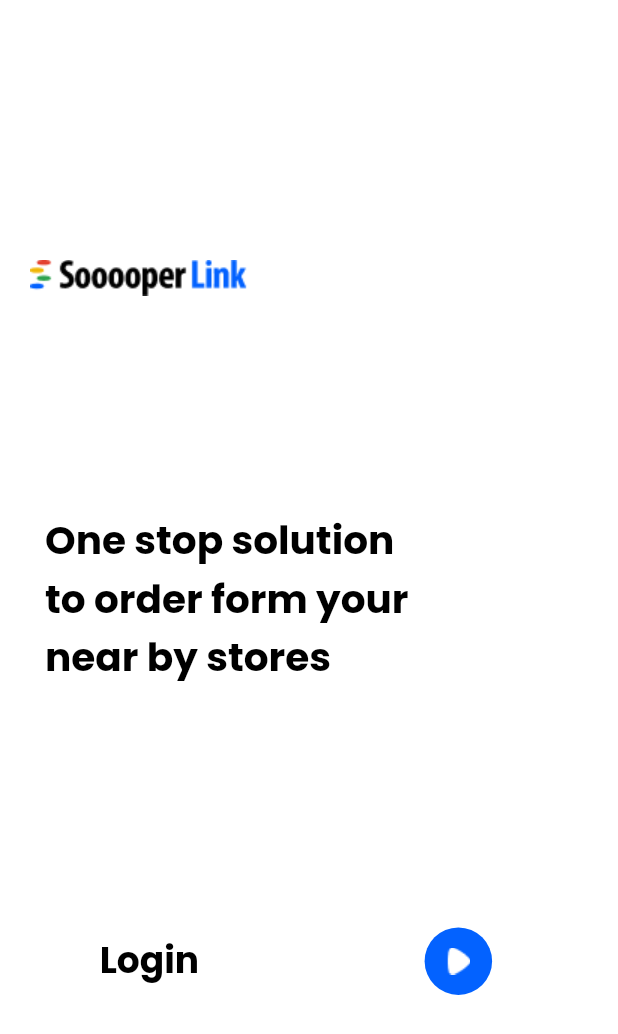
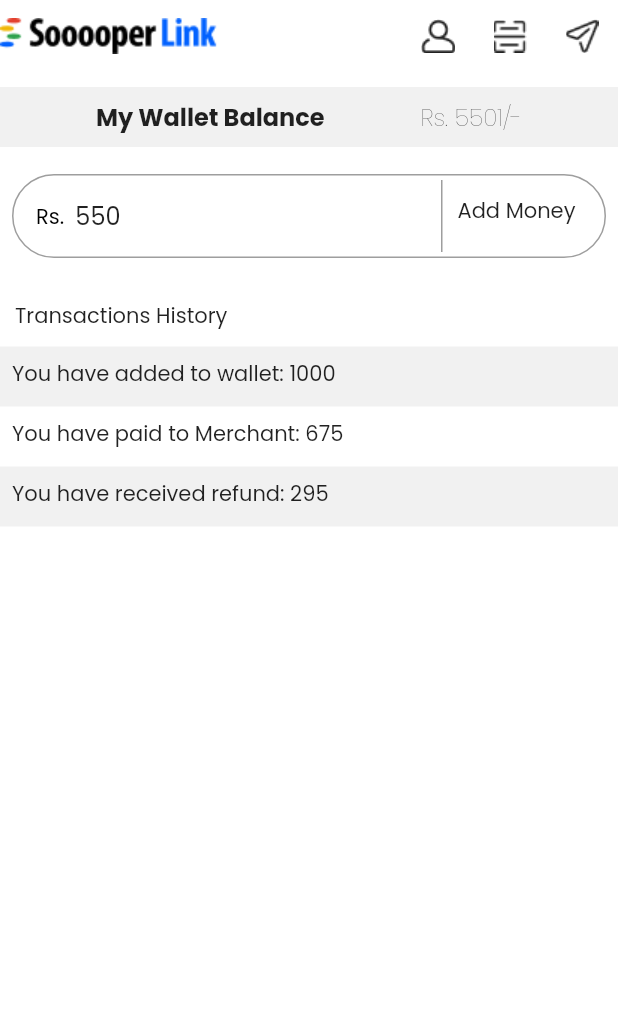
Before and after one commit to pranavo72bex/resturant, a Flutter app: the screen it shows after launch, on a phone screen of 412 x 824 dp. Shown: the top 1034 px of the screen. Run offline on Flutter 3.47's test engine with Material 2 defaults, Android fonts, the phone set to English and light mode, and no system bars; our stand-ins replace get, google_fonts.

Commit message:
wallet page

```diff
--- a/lib/app/data/themedata/conts.dart
+++ b/lib/app/data/themedata/conts.dart
@@ -32,3 +32,4 @@ const Kblue = Color(0xFFF0362FF);
 const Kfadedblue = Color(0xFFFDFEBFF);
 const kwhite = Color(0xFFFFFF);
 const kgreytab = Color(0xFFFF1F1F1);
+const kgreybackground = Color(0xFFFF1F1F1);
--- a/lib/app/modules/feeds/views/widgets/verticalsliderimage.dart
+++ b/lib/app/modules/feeds/views/widgets/verticalsliderimage.dart
@@ -28,13 +28,13 @@ class VerticalSliderImage extends StatelessWidget {
           child: ClipRRect(
             child: BackdropFilter(
               filter: ImageFilter.blur(
-                sigmaX: 10.0,
-                sigmaY: 10.0,
+                sigmaX: 8.0,
+                sigmaY: 8.0,
               ),
               child: Container(
                 height: 41,
                 width: 333,
-                color: Colors.black.withOpacity(0.1),
+                color: Colors.black.withOpacity(0.5),
                 child: Row(
                   mainAxisAlignment: MainAxisAlignment.spaceEvenly,
                   children: [
--- /dev/null
+++ b/lib/app/modules/my_wallet/view/my_walletpage.dart
@@ -0,0 +1,48 @@
+import 'package:flutter/material.dart';
+import 'package:flutter/services.dart';
+import 'package:restaurantsapp/app/data/themedata/commonwidgets/customappbar.dart';
+import 'package:restaurantsapp/app/data/themedata/conts.dart';
+import 'package:restaurantsapp/app/modules/my_wallet/view/widgets/inputtextfield.dart';
+import 'package:restaurantsapp/app/modules/my_wallet/view/widgets/textheader.dart';
+
+class MywalletPage extends StatelessWidget {
+  const MywalletPage({Key? key}) : super(key: key);
+
+  @override
+  Widget build(BuildContext context) {
+    return Scaffold(
+      body: SafeArea(
+        child: Column(
+          crossAxisAlignment: CrossAxisAlignment.start,
+          children: [
+            CustomeAppbar(),
+            SizedBox(height: 10),
+            Textheaderpage(),
+            SizedBox(height: 10),
+            InputTextfieldmoney(),
+            SizedBox(height: 10),
+            Padding(
+              padding: const EdgeInsets.all(10.0),
+              child: Text("Transactions History"),
+            ),
+            customContainerText(
+                "You have added to wallet: 1000", kgreybackground),
+            customContainerText("You have paid to Merchant: 675", kwhite),
+            customContainerText(
+                "You have received refund: 295", kgreybackground)
+          ],
+        ),
+      ),
+    );
+  }
+
+  Widget customContainerText(String text, dynamic color) {
+    return Container(
+      padding: EdgeInsets.all(8),
+      height: 40,
+      width: double.infinity,
+      color: color,
+      child: Text(text),
+    );
+  }
+}
--- /dev/null
+++ b/lib/app/modules/my_wallet/view/widgets/inputtextfield.dart
@@ -0,0 +1,44 @@
+import 'package:flutter/material.dart';
+import 'package:restaurantsapp/app/data/themedata/conts.dart';
+
+class InputTextfieldmoney extends StatelessWidget {
+  const InputTextfieldmoney({Key? key}) : super(key: key);
+
+  @override
+  Widget build(BuildContext context) {
+    return Padding(
+      padding: const EdgeInsets.all(8.0),
+      child: TextFormField(
+        keyboardType: TextInputType.number,
+        initialValue: "550",
+        decoration: InputDecoration(
+          prefixText: "Rs.  ",
+          prefixStyle: TextStyle(color: Kblack),
+          hintText: "Amount",
+          hintStyle: TextStyle(
+            color: Colors.grey[300],
+          ),
+          suffixIcon: customButtonarrow(),
+        ),
+      ),
+    );
+  }
+
+  Widget customButtonarrow() {
+    return InkWell(
+      onTap: () {},
+      child: Container(
+        padding: EdgeInsets.all(10),
+        margin: EdgeInsets.only(right: 10),
+        height: 15,
+        width: 100,
+        decoration: BoxDecoration(
+          border: Border(
+            left: BorderSide(width: 1.0, color: Colors.grey),
+          ),
+        ),
+        child: Text("Add Money"),
+      ),
+    );
+  }
+}
--- /dev/null
+++ b/lib/app/modules/my_wallet/view/widgets/textheader.dart
@@ -0,0 +1,28 @@
+import 'package:flutter/material.dart';
+import 'package:restaurantsapp/app/data/themedata/conts.dart';
+
+class Textheaderpage extends StatelessWidget {
+  const Textheaderpage({Key? key}) : super(key: key);
+
+  @override
+  Widget build(BuildContext context) {
+    return Container(
+      color: kgreybackground,
+      height: 40,
+      width: double.infinity,
+      child: Row(
+        mainAxisAlignment: MainAxisAlignment.spaceEvenly,
+        children: [
+          Text(
+            "My Wallet Balance",
+            style: TextStyle(fontSize: 16, fontWeight: FontWeight.bold),
+          ),
+          Text(
+            "Rs. 5501/-",
+            style: TextStyle(fontSize: 16, fontWeight: FontWeight.w200),
+          ),
+        ],
+      ),
+    );
+  }
+}
--- a/lib/main.dart
+++ b/lib/main.dart
@@ -5,6 +5,7 @@ import 'package:flutter/services.dart';
 import 'package:get/get.dart';
 
 import 'app/data/themedata/theme_data.dart';
+import 'app/modules/my_wallet/view/my_walletpage.dart';
 import 'app/routes/app_pages.dart';
 
 void main() {
@@ -16,9 +17,10 @@ void main() {
     GetMaterialApp(
       debugShowCheckedModeBanner: false,
       title: "Application",
-      initialRoute: AppPages.INITIAL,
+      //initialRoute: AppPages.INITIAL,
       getPages: AppPages.routes,
       theme: Apptheme().defaultheme,
+      home: MywalletPage(),
     ),
   );
 }
```
